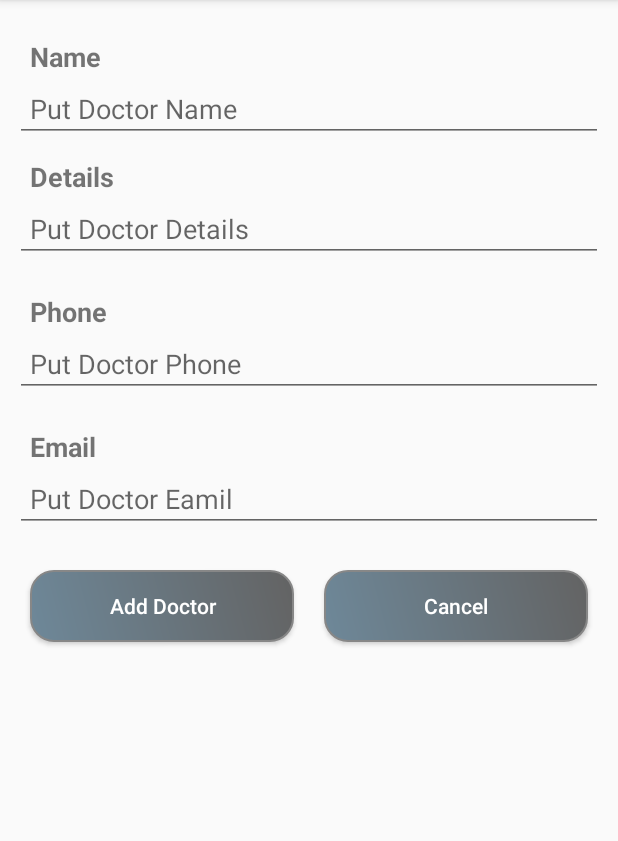
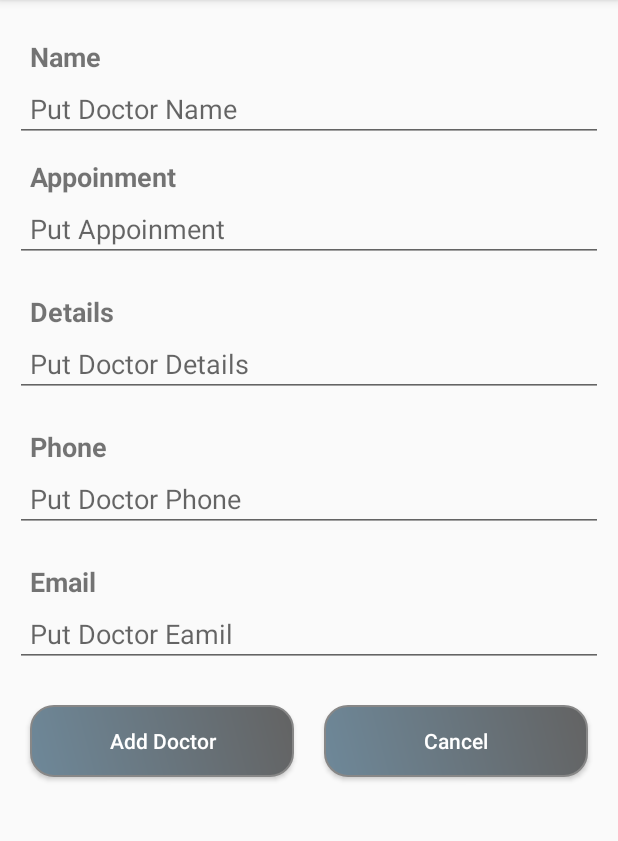
Before and after one commit to Developer199239/Icare-, an Android app: the fragment Add_Doctor shown on its own in the app's theme, on a phone screen of 412 x 824 dp, the part 84-925 px from its top. Run offline under Robolectric (Android 15) with nearby library versions, the phone set to English and light mode, and no system bars; our stand-ins replace ButterKnife.

Commit message:
doctor list complete

```diff
--- a/app/src/main/java/bubtjobs/com/icare/DataBase/DatabaseHelper.java
+++ b/app/src/main/java/bubtjobs/com/icare/DataBase/DatabaseHelper.java
@@ -60,7 +60,7 @@ public class DatabaseHelper extends SQLiteOpenHelper {
     String CREATE_TABLE_VACCINATION=" CREATE TABLE " + TABLE_VACCINATION + " ( " + COL_ID +" INTEGER PRIMARY KEY," + COL_USER_ID +" TEXT,"+ COL_DATE +" INTEGER,"+ COL_HOUR +" TEXT,"+ COL_MINUTE +" TEXT,"+ COL_FORMATE +" TEXT,"+COL_VACCINATION_NAME +" TEXT,"+COL_DETAILS +" TEXT,"+ COL_ALARM_TYPE +" TEXT,"+ COL_ALARM_CODE +" TEXT," +COL_STATUS +" TEXT )";
 
     // create table doctors
-    String CREATE_TABLE_DOCTORS=" CREATE TABLE " + TABLE_DOCTORS + " ( " + COL_ID +" INTEGER PRIMARY KEY," + COL_USER_ID +" TEXT," +COL_NAME +" TEXT," +COL_DETAILS +" TEXT,"+COL_PHONE +" TEXT,"+COL_EMAIL +" TEXT,"+COL_STATUS +" TEXT )";
+    String CREATE_TABLE_DOCTORS=" CREATE TABLE " + TABLE_DOCTORS + " ( " + COL_ID +" INTEGER PRIMARY KEY," + COL_USER_ID +" TEXT," +COL_NAME +" TEXT,"+COL_APPOINMENT +" TEXT," +COL_DETAILS +" TEXT,"+COL_PHONE +" TEXT,"+COL_EMAIL +" TEXT,"+COL_STATUS +" TEXT )";
 
     // create table medical history
     String CREATE_TABLE_MEDICA_HISTORY=" CREATE TABLE " + TABLE_MEDICAL_HISTORY + " ( " + COL_ID +" INTEGER PRIMARY KEY," + COL_USER_ID +" TEXT,"+ COL_IMG+" TEXT," +COL_DOCTOR_NAME +" TEXT," +COL_DETAILS +" TEXT,"+COL_DATE +" INTEGER,"+COL_STATUS +" TEXT )";
--- a/app/src/main/java/bubtjobs/com/icare/Fragment/Add_Doctor.java
+++ b/app/src/main/java/bubtjobs/com/icare/Fragment/Add_Doctor.java
@@ -26,6 +26,7 @@ public class Add_Doctor extends Fragment {
     @Bind(R.id.details_Et)EditText details_Et;
     @Bind(R.id.phone_Et)EditText phone_Et;
     @Bind(R.id.email_Et)EditText email_Et;
+    @Bind(R.id.appoinment_Et)EditText appoinment_Et;
 
     CommonFunction function;
     DataBaseManager manager;
@@ -44,14 +45,15 @@ public class Add_Doctor extends Fragment {
 
     @OnClick(R.id.add_doctor_bt)
     public void add_doctor(){
-        if(function.isEmpty(name_Et) && function.isEmpty(details_Et)&& function.isEmpty(phone_Et)&& function.isEmpty(email_Et))
+        if(function.isEmpty(name_Et) && function.isEmpty(appoinment_Et)&&function.isEmpty(details_Et) && function.isEmpty(phone_Et)&& function.isEmpty(email_Et))
         {
             String userId=sessionManager.getCurrentPersonId();
             String name=name_Et.getText().toString();
+            String appoinment=appoinment_Et.getText().toString();
             String details=details_Et.getText().toString();
             String phone=phone_Et.getText().toString();
             String email=email_Et.getText().toString();
-            doctor=new Doctor(userId,name,details,phone,email,"1");
+            doctor=new Doctor(userId,name,appoinment,details,phone,email,"1");
            boolean isinsert=manager.add_Doctor(doctor);
 
             if(isinsert)
--- a/app/src/main/res/layout/fragment_add__doctor.xml
+++ b/app/src/main/res/layout/fragment_add__doctor.xml
@@ -44,6 +44,28 @@
             <TextView
                 android:layout_width="match_parent"
                 android:layout_height="wrap_content"
+                android:text="Appoinment"
+                style="@style/inputTextView"
+                />
+            <EditText
+                android:id="@+id/appoinment_Et"
+                android:layout_width="match_parent"
+                android:layout_height="wrap_content"
+                android:hint="Put Appoinment"
+                style="@style/editText"
+                />
+        </LinearLayout>
+        <LinearLayout
+            android:layout_width="match_parent"
+            android:layout_height="wrap_content"
+            android:orientation="vertical"
+            android:layout_marginLeft="10dp"
+            android:layout_marginRight="10dp"
+            android:layout_marginBottom="10dp"
+            >
+            <TextView
+                android:layout_width="match_parent"
+                android:layout_height="wrap_content"
                 android:text="Details"
                 style="@style/inputTextView"
                 />
@@ -55,6 +77,7 @@
                 style="@style/editText"
                 />
         </LinearLayout>
+
         <LinearLayout
             android:layout_width="match_parent"
             android:layout_height="wrap_content"
@@ -75,7 +98,7 @@
                 android:layout_height="wrap_content"
                 android:hint="Put Doctor Phone"
                 style="@style/editText"
-                android:inputType="phone"
+                android:digits="1234567890"
                 />
         </LinearLayout>
         <LinearLayout
```
Also changed, not shown: app/src/main/java/bubtjobs/com/icare/Activity/Home.java (+27 -1 lines), app/src/main/java/bubtjobs/com/icare/Activity/PersonHome.java (+26 -1 lines), app/src/main/java/bubtjobs/com/icare/Adapter/DoctorAdapter.java (+39 -2 lines), app/src/main/java/bubtjobs/com/icare/DataBase/DataBaseManager.java (+32 -2 lines), app/src/main/java/bubtjobs/com/icare/Fragment/Doctor_list.java (+5 -7 lines), app/src/main/java/bubtjobs/com/icare/Fragment/View_All_Profile.java (+36 -2 lines), app/src/main/java/bubtjobs/com/icare/Model/Doctor.java (+14 -3 lines), app/src/main/res/layout/ad_doctor_details.xml (added, +46 -0 lines), app/src/main/res/layout/custom_doctor_row.xml (+10 -0 lines).
